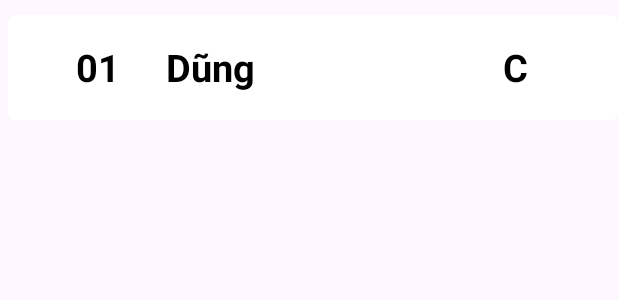
After one commit to anhdung04102002/Android-APP-Attendance, an Android app: the layout student_item.xml on its own in the app's theme, with its tools: preview values and no code run, on a phone screen of 412 x 824 dp. The commit adds this screen. Shown: the top 300 px of the screen. Run offline under Robolectric (Android 15) with nearby library versions, the phone set to English and light mode, and no system bars.

```diff
--- /dev/null
+++ b/app/src/main/res/layout/student_item.xml
@@ -0,0 +1,59 @@
+<?xml version="1.0" encoding="utf-8"?>
+<androidx.cardview.widget.CardView xmlns:android="http://schemas.android.com/apk/res/android"
+    android:id="@+id/cardView"
+    android:layout_width="match_parent"
+    android:layout_height="70dp"
+    xmlns:app="http://schemas.android.com/apk/res-auto"
+    android:layout_marginLeft="5dp"
+    android:layout_marginTop="10dp"
+    app:cardUseCompatPadding="false"
+    app:cardElevation="0dp"
+    app:cardPreventCornerOverlap="false"
+    app:cardCornerRadius="5dp"
+    >
+    <RelativeLayout
+        android:paddingLeft="35dp"
+        android:layout_width="match_parent"
+        android:layout_height="match_parent">
+        <RelativeLayout
+            android:layout_width="match_parent"
+            android:layout_height="wrap_content"
+            android:padding="10dp"
+            android:layout_centerVertical="true">
+
+            <TextView
+                android:id="@+id/roll"
+                android:layout_width="wrap_content"
+                android:layout_height="wrap_content"
+                android:text="01"
+                android:textColor="#000000"
+                android:textSize="25dp"
+                android:textStyle="bold"
+                />
+            <TextView
+                android:id="@+id/name"
+                android:layout_marginLeft="60dp"
+                android:layout_width="wrap_content"
+                android:layout_height="wrap_content"
+                android:text="Dũng"
+                android:textColor="#000000"
+                android:textSize="25dp"
+                android:textStyle="bold"
+                />
+            <TextView
+                android:id="@+id/status"
+                android:layout_alignParentRight="true"
+                android:layout_marginRight="50dp"
+                android:layout_width="wrap_content"
+                android:layout_height="wrap_content"
+                android:text="C"
+                android:textColor="#000000"
+                android:textSize="25dp"
+                android:textStyle="bold"
+                />
+
+
+        </RelativeLayout>
+
+    </RelativeLayout>
+</androidx.cardview.widget.CardView>
--- /dev/null
+++ b/app/src/main/res/menu/student_menu.xml
@@ -0,0 +1,6 @@
+<?xml version="1.0" encoding="utf-8"?>
+<menu xmlns:android="http://schemas.android.com/apk/res/android">
+<item
+    android:id="@+id/add_student"
+    android:title="Thêm sinh viên"/>
+</menu>
--- a/app/src/main/res/values/colors.xml
+++ b/app/src/main/res/values/colors.xml
@@ -2,4 +2,8 @@
 <resources>
     <color name="black">#FF000000</color>
     <color name="white">#FFFFFFFF</color>
+    <color name="present">#3300C500</color>
+    <color name="absent"> #33FF0000</color>
+    <color name="normal">#FFFFFF</color>
+
 </resources>
```
Also changed, not shown: app/src/main/java/com/example/projectfinsishexamandroid/ClassAdapter.java (+6 -6 lines), app/src/main/java/com/example/projectfinsishexamandroid/ClassItem.java (+15 -0 lines), app/src/main/java/com/example/projectfinsishexamandroid/DbHelper.java (added, +112 -0 lines), app/src/main/java/com/example/projectfinsishexamandroid/MainActivity.java (+28 -3 lines), app/src/main/java/com/example/projectfinsishexamandroid/MyDialog.java (+28 -0 lines), app/src/main/java/com/example/projectfinsishexamandroid/StudentActivity.java (+49 -0 lines), app/src/main/java/com/example/projectfinsishexamandroid/StudentAdapter.java (added, +80 -0 lines), app/src/main/java/com/example/projectfinsishexamandroid/StudentItem.java (added, +37 -0 lines), app/src/main/res/layout/activity_student.xml (+9 -4 lines), app/src/main/res/layout/dialog.xml (+15 -4 lines).
